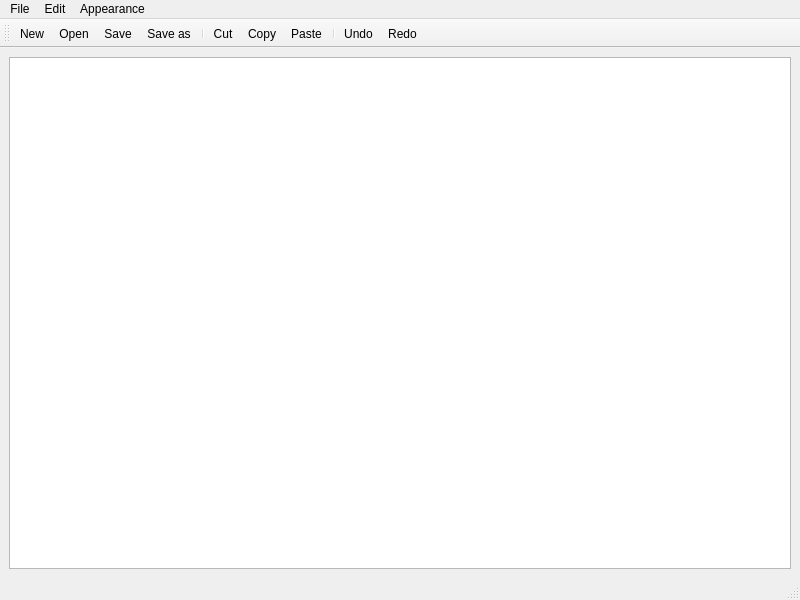
ailchuk/utext, file app/src/mainwindow.ui: the form before one commit.
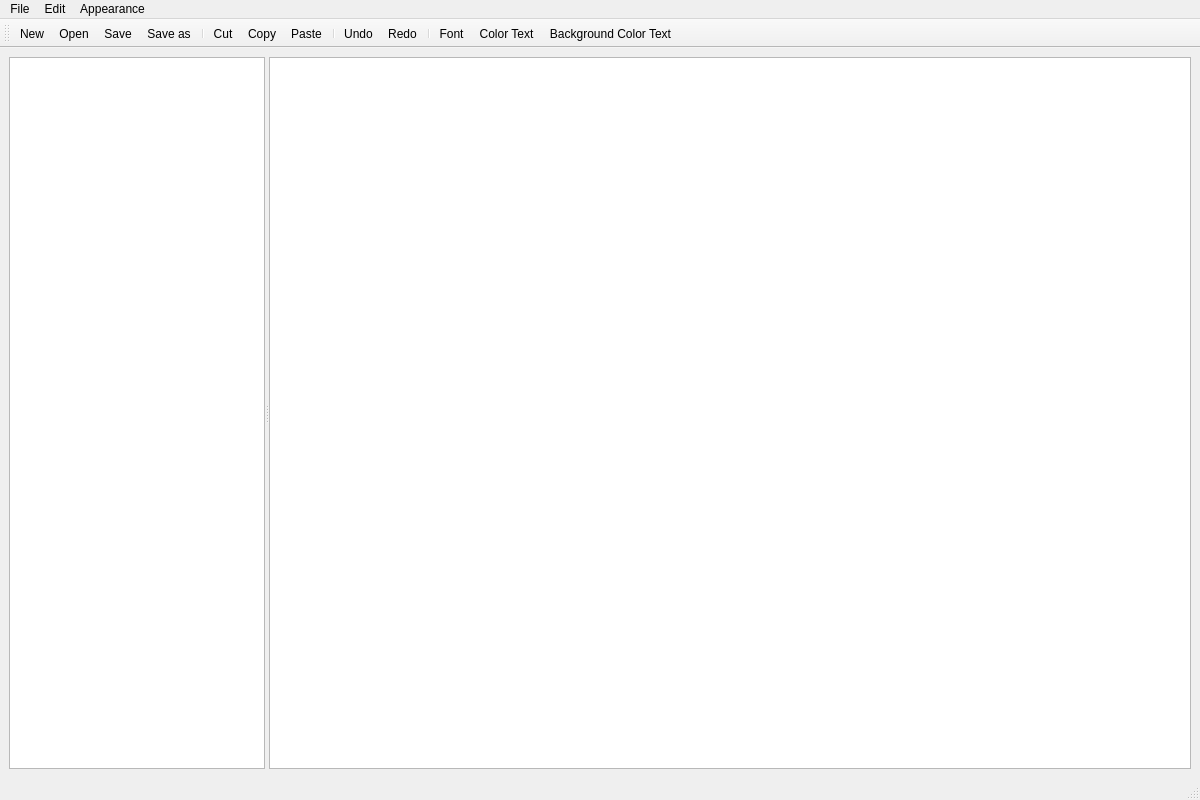
The form after the commit. Icons and pictures are not drawn.

Commit message: added tree view folders

The edit to the form file:
```diff
--- a/app/src/mainwindow.ui
+++ b/app/src/mainwindow.ui
@@ -6,8 +6,8 @@
    <rect>
     <x>0</x>
     <y>0</y>
-    <width>800</width>
-    <height>600</height>
+    <width>1200</width>
+    <height>800</height>
    </rect>
   </property>
   <property name="windowTitle">
@@ -16,7 +16,63 @@
   <widget class="QWidget" name="centralwidget">
    <layout class="QHBoxLayout" name="horizontalLayout">
     <item>
-     <widget class="QTextEdit" name="textEdit"/>
+     <widget class="QSplitter" name="splitter">
+      <property name="minimumSize">
+       <size>
+        <width>10</width>
+        <height>0</height>
+       </size>
+      </property>
+      <property name="orientation">
+       <enum>Qt::Horizontal</enum>
+      </property>
+      <widget class="QTreeView" name="treeView">
+       <property name="sizePolicy">
+        <sizepolicy hsizetype="Expanding" vsizetype="Expanding">
+         <horstretch>0</horstretch>
+         <verstretch>0</verstretch>
+        </sizepolicy>
+       </property>
+       <property name="minimumSize">
+        <size>
+         <width>100</width>
+         <height>0</height>
+        </size>
+       </property>
+       <property name="cursor" stdset="0">
+        <cursorShape>PointingHandCursor</cursorShape>
+       </property>
+       <property name="editTriggers">
+        <set>QAbstractItemView::NoEditTriggers</set>
+       </property>
+       <property name="animated">
+        <bool>true</bool>
+       </property>
+       <property name="headerHidden">
+        <bool>true</bool>
+       </property>
+       <property name="expandsOnDoubleClick">
+        <bool>false</bool>
+       </property>
+       <attribute name="headerShowSortIndicator" stdset="0">
+        <bool>false</bool>
+       </attribute>
+      </widget>
+      <widget class="QTextEdit" name="textEdit">
+       <property name="sizePolicy">
+        <sizepolicy hsizetype="Minimum" vsizetype="Expanding">
+         <horstretch>1</horstretch>
+         <verstretch>0</verstretch>
+        </sizepolicy>
+       </property>
+       <property name="minimumSize">
+        <size>
+         <width>0</width>
+         <height>0</height>
+        </size>
+       </property>
+      </widget>
+     </widget>
     </item>
    </layout>
   </widget>
@@ -25,7 +81,7 @@
     <rect>
      <x>0</x>
      <y>0</y>
-     <width>800</width>
+     <width>1200</width>
      <height>25</height>
     </rect>
    </property>
@@ -87,6 +143,10 @@
    <addaction name="separator"/>
    <addaction name="actionUndo"/>
    <addaction name="actionRedo"/>
+   <addaction name="separator"/>
+   <addaction name="actionFont"/>
+   <addaction name="actionColor"/>
+   <addaction name="actionBackground_Color"/>
   </widget>
   <action name="actionNew">
    <property name="icon">
```
The commit also changes 4 other files.
